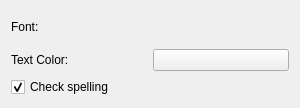
Above: applets/notes/config.ui from KDE/kdeplasma-addons before the change. Below: the same form after it.
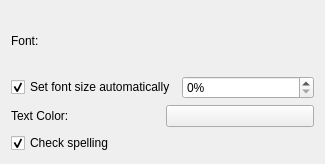
That is the form after the change. Custom widgets are drawn as their Qt base class.

Commit message: -  textColor is now a member -  Add the option to have the fontsize dependant on the text,    makes the Note "zoomable", kind of.

```diff
--- a/applets/notes/config.ui
+++ b/applets/notes/config.ui
@@ -5,32 +5,64 @@
    <rect>
     <x>0</x>
     <y>0</y>
-    <width>300</width>
-    <height>108</height>
+    <width>325</width>
+    <height>164</height>
    </rect>
   </property>
-  <layout class="QGridLayout" name="gridLayout" >
-   <item row="0" column="0" >
+  <layout class="QVBoxLayout" name="verticalLayout" >
+   <item>
+    <layout class="QHBoxLayout" name="horizontalLayout_2" >
+     <item>
     <widget class="QLabel" name="textFontLabel" >
      <property name="text" >
       <string>Font:</string>
      </property>
     </widget>
    </item>
-   <item row="0" column="1" >
+     <item>
     <widget class="KFontRequester" name="textFontButton" />
    </item>
-   <item row="1" column="0" >
+    </layout>
+   </item>
+   <item>
+    <layout class="QHBoxLayout" name="horizontalLayout_3" >
+     <item>
+      <widget class="QCheckBox" name="autoFont" >
+       <property name="acceptDrops" >
+        <bool>false</bool>
+       </property>
+       <property name="text" >
+        <string>Set font size automatically</string>
+       </property>
+       <property name="checked" >
+        <bool>true</bool>
+       </property>
+      </widget>
+     </item>
+     <item>
+      <widget class="QSpinBox" name="autoFontPercent" >
+       <property name="suffix" >
+        <string>%</string>
+       </property>
+      </widget>
+     </item>
+    </layout>
+   </item>
+   <item>
+    <layout class="QHBoxLayout" name="horizontalLayout" >
+     <item>
     <widget class="QLabel" name="textColorLabel" >
      <property name="text" >
       <string>Text Color:</string>
      </property>
     </widget>
    </item>
-   <item row="1" column="1" >
+     <item>
     <widget class="KColorButton" name="textColorButton" />
    </item>
-   <item row="2" column="0" colspan="2" >
+    </layout>
+   </item>
+   <item>
     <widget class="QCheckBox" name="checkSpelling" >
      <property name="text" >
       <string>Check spelling</string>
```
Lines whose indentation alone changed are shown as unchanged. The commit also changes 2 other files.
